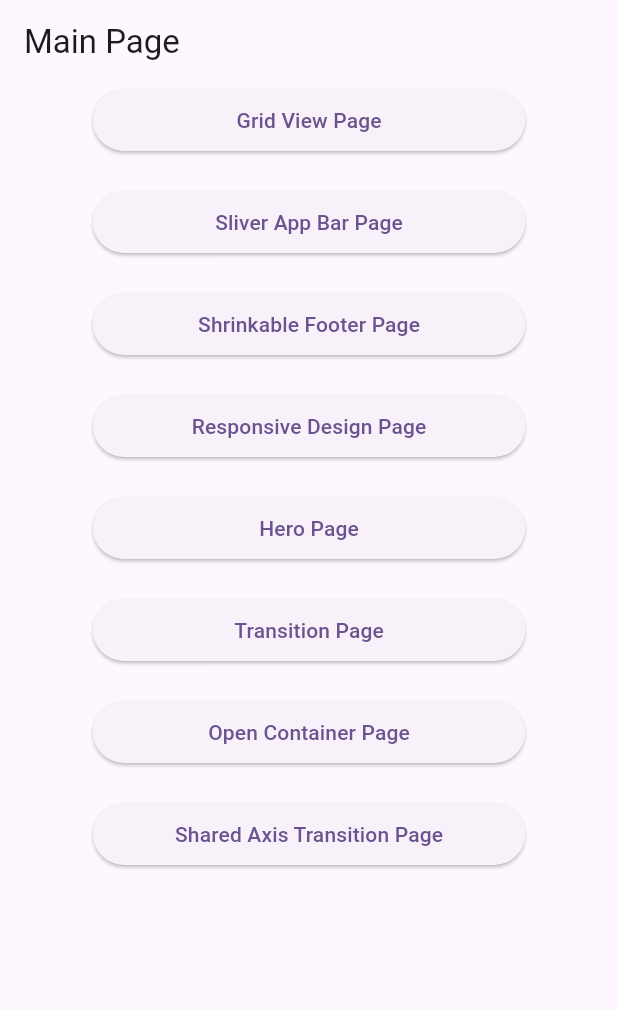
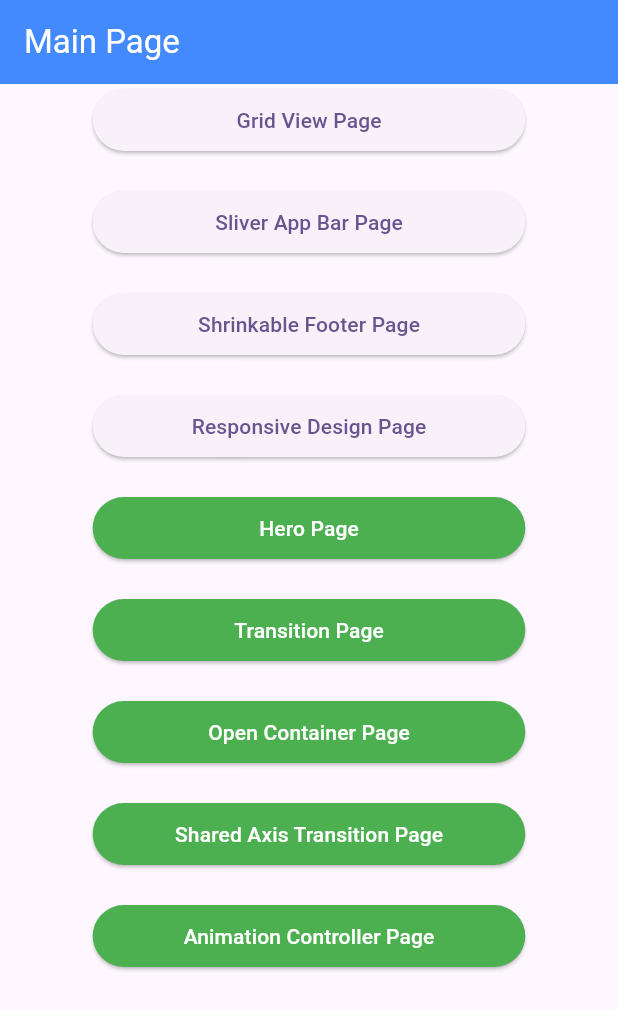
Before and after one commit to Hiro229/flutter_introduction, a Flutter app: the screen it shows after launch, on a phone screen of 412 x 824 dp. Shown: the top 1010 px of the screen. Run offline on Flutter 3.47's test engine with Material 2 defaults, Android fonts, the phone set to English and light mode, and no system bars; our stand-ins replace cached_network_image, google_fonts.

Commit message:
[add]AnimationControllerページ追加

```diff
--- a/lib/main.dart
+++ b/lib/main.dart
@@ -1,5 +1,6 @@
 import 'package:flutter/material.dart';
 import 'package:practice_gridview/hero_page.dart';
+import 'animation_controller_page.dart';
 import 'grid_view_page.dart';
 import 'open_container_page.dart';
 import 'shared_axis_transition_page.dart';
@@ -36,7 +37,11 @@ class MainPage extends StatelessWidget {
     final screen_height = MediaQuery.of(context).size.height;
     return Scaffold(
       appBar: AppBar(
-        title: Text('Main Page'),
+        backgroundColor: Colors.blueAccent,
+        foregroundColor: Colors.white,
+        title: Text(
+          'Main Page',
+        ),
       ),
       body: Center(
         child: Column(
@@ -113,6 +118,8 @@ class MainPage extends StatelessWidget {
             SizedBox(height: 20),
             ElevatedButton(
               style: ElevatedButton.styleFrom(
+                backgroundColor: Colors.green,
+                foregroundColor: Colors.white,
                 fixedSize: Size(screen_width * 0.7, screen_height * 0.05),
               ),
               child: Text('Hero Page'),
@@ -124,6 +131,8 @@ class MainPage extends StatelessWidget {
             SizedBox(height: 20),
             ElevatedButton(
               style: ElevatedButton.styleFrom(
+                backgroundColor: Colors.green,
+                foregroundColor: Colors.white,
                 fixedSize: Size(screen_width * 0.7, screen_height * 0.05),
               ),
               child: Text('Transition Page'),
@@ -135,6 +144,8 @@ class MainPage extends StatelessWidget {
             SizedBox(height: 20),
             ElevatedButton(
               style: ElevatedButton.styleFrom(
+                backgroundColor: Colors.green,
+                foregroundColor: Colors.white,
                 fixedSize: Size(screen_width * 0.7, screen_height * 0.05),
               ),
               child: Text('Open Container Page'),
@@ -148,6 +159,8 @@ class MainPage extends StatelessWidget {
             SizedBox(height: 20),
             ElevatedButton(
               style: ElevatedButton.styleFrom(
+                backgroundColor: Colors.green,
+                foregroundColor: Colors.white,
                 fixedSize: Size(screen_width * 0.7, screen_height * 0.05),
               ),
               child: Text('Shared Axis Transition Page'),
@@ -159,6 +172,21 @@ class MainPage extends StatelessWidget {
               },
             ),
             SizedBox(height: 20),
+            ElevatedButton(
+              style: ElevatedButton.styleFrom(
+                backgroundColor: Colors.green,
+                foregroundColor: Colors.white,
+                fixedSize: Size(screen_width * 0.7, screen_height * 0.05),
+              ),
+              child: Text('Animation Controller Page'),
+              onPressed: () {
+                Navigator.push(
+                    context,
+                    MaterialPageRoute(
+                        builder: (context) => AnimationControllerPage()));
+              },
+            ),
+            SizedBox(height: 20),
           ],
         ),
       ),
```
Also changed, not shown: lib/animation_controller_page.dart (added, +207 -0 lines).
